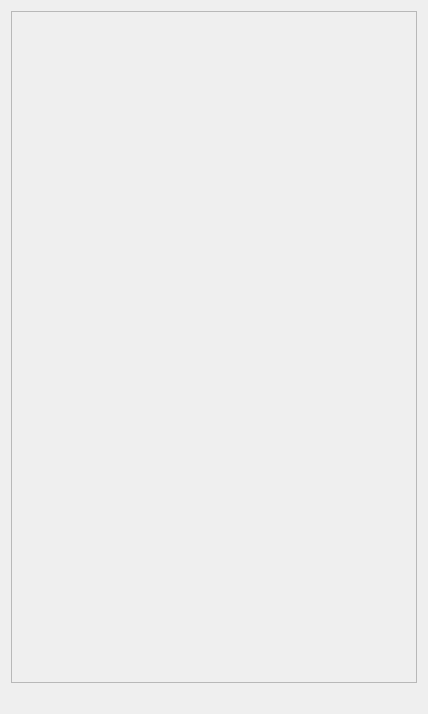
Before: the Qt Designer form trunk/src/edr/src/hmm_view/ui/configurationDialog.ui in mk4me/hm-mde-one, drawn with Qt 5.
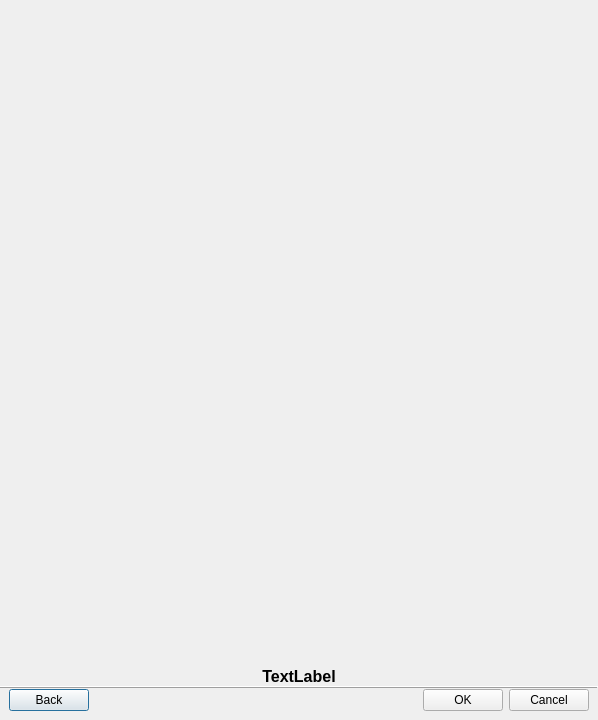
After: the same form once the commit is applied.

```diff
--- a/trunk/src/edr/src/hmm_view/ui/configurationDialog.ui
+++ b/trunk/src/edr/src/hmm_view/ui/configurationDialog.ui
@@ -1,19 +1,25 @@
 <?xml version="1.0" encoding="UTF-8"?>
 <ui version="4.0">
  <class>ConfigurationDialog</class>
- <widget class="QWidget" name="ConfigurationDialog">
+ <widget class="QDialog" name="ConfigurationDialog">
   <property name="geometry">
    <rect>
     <x>0</x>
     <y>0</y>
-    <width>428</width>
-    <height>714</height>
+    <width>598</width>
+    <height>720</height>
    </rect>
   </property>
   <property name="windowTitle">
    <string>Form</string>
   </property>
   <layout class="QVBoxLayout" name="verticalLayout">
+   <property name="spacing">
+    <number>0</number>
+   </property>
+   <property name="margin">
+    <number>0</number>
+   </property>
    <item>
     <widget class="QScrollArea" name="scrollArea">
      <property name="sizePolicy">
@@ -22,6 +28,9 @@
        <verstretch>0</verstretch>
       </sizepolicy>
      </property>
+     <property name="frameShape">
+      <enum>QFrame::NoFrame</enum>
+     </property>
      <property name="widgetResizable">
       <bool>true</bool>
      </property>
@@ -30,8 +39,8 @@
        <rect>
         <x>0</x>
         <y>0</y>
-        <width>408</width>
-        <height>675</height>
+        <width>598</width>
+        <height>659</height>
        </rect>
       </property>
       <property name="sizePolicy">
@@ -45,9 +54,81 @@
    </item>
    <item>
     <widget class="QLabel" name="label">
+     <property name="font">
+      <font>
+       <pointsize>12</pointsize>
+       <weight>75</weight>
+       <bold>true</bold>
+      </font>
+     </property>
      <property name="text">
-      <string/>
+      <string>TextLabel</string>
      </property>
+     <property name="alignment">
+      <set>Qt::AlignCenter</set>
+     </property>
+    </widget>
+   </item>
+   <item>
+    <widget class="QFrame" name="frame_2">
+     <property name="sizePolicy">
+      <sizepolicy hsizetype="Minimum" vsizetype="Minimum">
+       <horstretch>0</horstretch>
+       <verstretch>0</verstretch>
+      </sizepolicy>
+     </property>
+     <property name="frameShape">
+      <enum>QFrame::HLine</enum>
+     </property>
+     <property name="frameShadow">
+      <enum>QFrame::Raised</enum>
+     </property>
+    </widget>
+   </item>
+   <item>
+    <widget class="QFrame" name="frame">
+     <property name="frameShape">
+      <enum>QFrame::NoFrame</enum>
+     </property>
+     <property name="frameShadow">
+      <enum>QFrame::Raised</enum>
+     </property>
+     <layout class="QHBoxLayout" name="horizontalLayout">
+      <property name="topMargin">
+       <number>0</number>
+      </property>
+      <item>
+       <widget class="QPushButton" name="switchButton">
+        <property name="text">
+         <string>Back</string>
+        </property>
+       </widget>
+      </item>
+      <item>
+       <widget class="QWidget" name="spacer" native="true">
+        <property name="sizePolicy">
+         <sizepolicy hsizetype="Expanding" vsizetype="Preferred">
+          <horstretch>0</horstretch>
+          <verstretch>0</verstretch>
+         </sizepolicy>
+        </property>
+       </widget>
+      </item>
+      <item>
+       <widget class="QPushButton" name="okButton">
+        <property name="text">
+         <string>OK</string>
+        </property>
+       </widget>
+      </item>
+      <item>
+       <widget class="QPushButton" name="cancelButton">
+        <property name="text">
+         <string>Cancel</string>
+        </property>
+       </widget>
+      </item>
+     </layout>
     </widget>
    </item>
   </layout>
```
Left out of the diff: 37 changed lines with no effect on the pictures.
